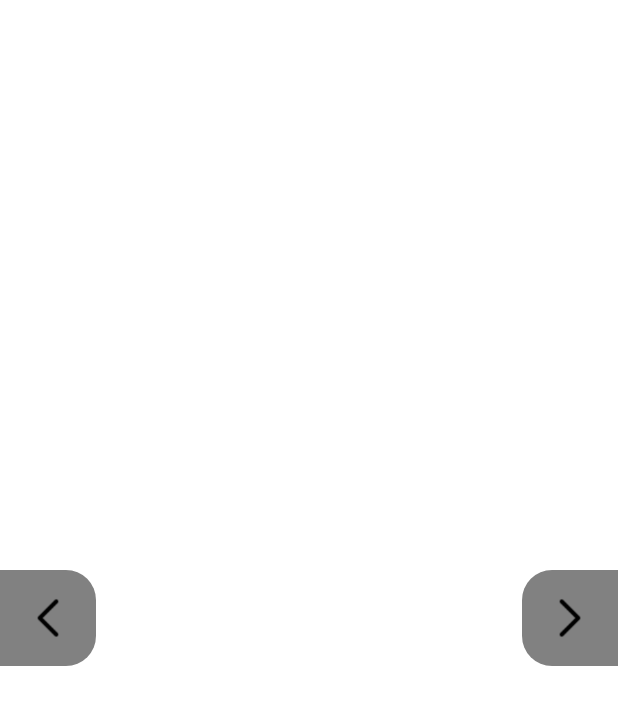
After one commit to datb99/App-doc-truyen, an Android app: the layout activity_doc_truyen.xml on its own in the app's theme, with its tools: preview values and no code run, on a phone screen of 412 x 824 dp. The commit adds this screen. Shown: the top 705 px of the screen. Run offline under Robolectric (Android 15) with nearby library versions, the phone set to English and light mode, and no system bars.

Commit message:
update read screen

```diff
--- a/app/src/main/AndroidManifest.xml
+++ b/app/src/main/AndroidManifest.xml
@@ -1,17 +1,20 @@
 <?xml version="1.0" encoding="utf-8"?>
 <manifest xmlns:android="http://schemas.android.com/apk/res/android"
+    xmlns:tools="http://schemas.android.com/tools"
     package="tiendat.example.appdoctruyen">
 
     <uses-permission android:name="android.permission.INTERNET" />
 
     <application
+        android:networkSecurityConfig="@xml/network_security_config"
         android:allowBackup="true"
         android:icon="@mipmap/ic_launcher"
         android:label="@string/app_name"
         android:roundIcon="@mipmap/ic_launcher_round"
         android:supportsRtl="true"
         android:theme="@style/Theme.AppDocTruyen">
-        <activity android:name=".ChapActivity"></activity>
+        <activity android:name=".DocTruyenActivity"/>
+        <activity android:name=".ChapActivity" />
         <activity android:name=".MainActivity">
             <intent-filter>
                 <action android:name="android.intent.action.MAIN" />
--- /dev/null
+++ b/app/src/main/res/drawable/bg_left.xml
@@ -0,0 +1,9 @@
+<?xml version="1.0" encoding="utf-8"?>
+<shape xmlns:android="http://schemas.android.com/apk/res/android">
+
+    <solid android:color="#7E000000"/>
+
+    <corners android:bottomRightRadius="20dp"
+        android:topRightRadius="20dp"/>
+
+</shape>
--- /dev/null
+++ b/app/src/main/res/layout/activity_doc_truyen.xml
@@ -0,0 +1,37 @@
+<?xml version="1.0" encoding="utf-8"?>
+<RelativeLayout xmlns:android="http://schemas.android.com/apk/res/android"
+    xmlns:app="http://schemas.android.com/apk/res-auto"
+    xmlns:tools="http://schemas.android.com/tools"
+    android:layout_width="match_parent"
+    android:layout_height="match_parent"
+    tools:context=".DocTruyenActivity">
+
+    <ImageView
+        android:id="@+id/imgAnh"
+        android:layout_width="match_parent"
+        android:layout_height="match_parent"/>
+    <ImageView
+        android:onClick="left"
+        android:layout_width="64dp"
+        android:layout_height="64dp"
+        android:padding="10dp"
+        android:layout_centerVertical="true"
+        android:background="@drawable/bg_left"
+        android:src="@drawable/left" />
+
+    <ImageView
+        android:onClick="right"
+        android:layout_width="64dp"
+        android:layout_height="64dp"
+        android:padding="10dp"
+        android:layout_centerVertical="true"
+        android:layout_alignParentRight="true"
+        android:rotation="180"
+        android:background="@drawable/bg_left"
+        android:src="@drawable/left" />
+
+
+
+
+
+</RelativeLayout>
--- /dev/null
+++ b/app/src/main/res/xml/network_security_config.xml
@@ -0,0 +1,5 @@
+<?xml version="1.0" encoding="utf-8"?>
+<network-security-config xmlns:tools="http://schemas.android.com/tools">
+
+    <base-config cleartextTrafficPermitted="true"/>
+</network-security-config>
--- a/build.gradle
+++ b/build.gradle
@@ -5,7 +5,7 @@ buildscript {
         jcenter()
     }
     dependencies {
-        classpath "com.android.tools.build:gradle:4.1.3"
+        classpath 'com.android.tools.build:gradle:4.2.1'
 
         // NOTE: Do not place your application dependencies here; they belong
         // in the individual module build.gradle files
```
Also changed, not shown: app/build.gradle (+4 -4 lines), app/src/main/java/tiendat/example/appdoctruyen/ChapActivity.java (+9 -1 lines), app/src/main/java/tiendat/example/appdoctruyen/DocTruyenActivity.java (added, +80 -0 lines), app/src/main/res/drawable-v24/left.png (added), app/src/main/res/drawable-v24/right.png (added), gradle/wrapper/gradle-wrapper.properties.
